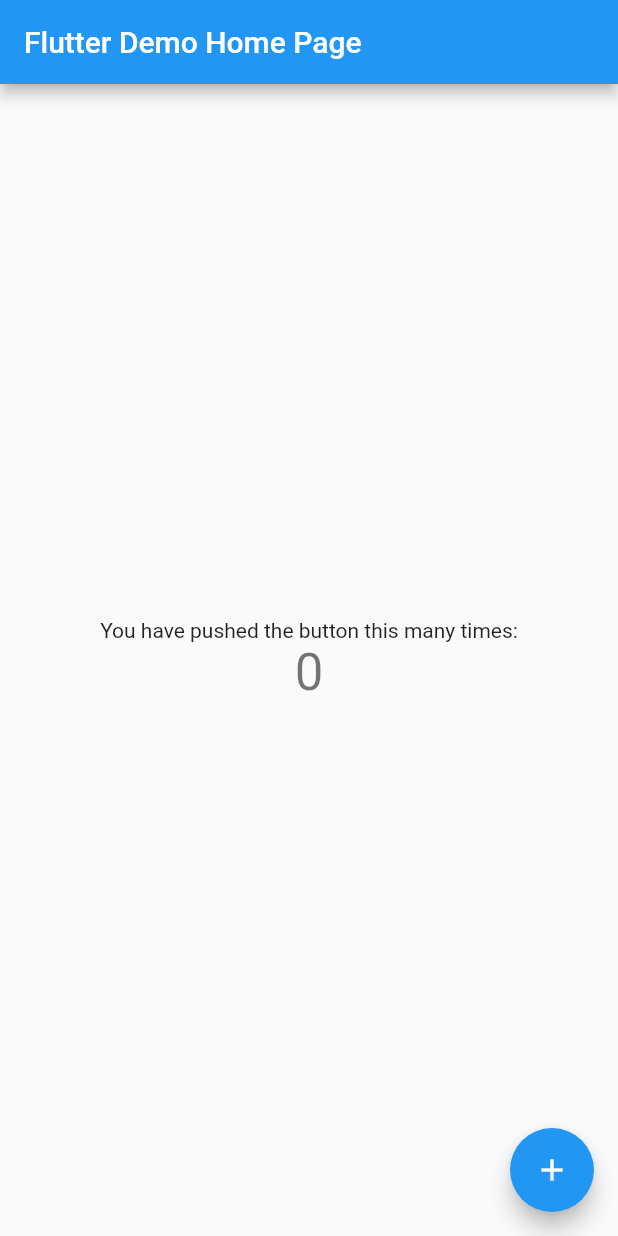
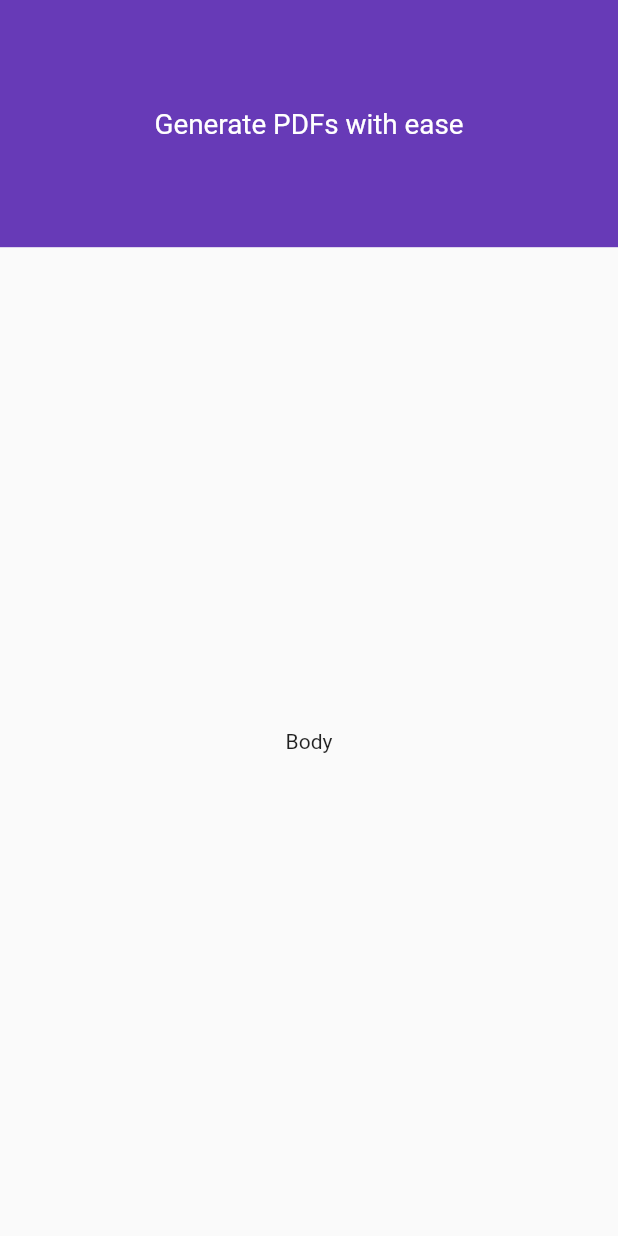
Before and after one commit to root458/Web-PDF-Generator, a Flutter app: the screen it shows after launch, on a phone screen of 412 x 824 dp. Run offline on Flutter 3.47's test engine with Material 2 defaults, Android fonts, the phone set to English and light mode, and no system bars.

Commit message:
* Created the UI * Created the main components: Table, Generation Buttons, Title Section * Completed the 2 column layout for large screens * Started building One column layout

```diff
--- a/lib/main.dart
+++ b/lib/main.dart
@@ -1,4 +1,5 @@
 import 'package:flutter/material.dart';
+import 'package:web_pdf_generator/src/screens/home_page.dart';
 
 void main() {
   runApp(const MyApp());
@@ -11,105 +12,11 @@ class MyApp extends StatelessWidget {
   @override
   Widget build(BuildContext context) {
     return MaterialApp(
-      title: 'Flutter Demo',
+      title: 'Generate PDF files',
       theme: ThemeData(
-        // This is the theme of your application.
-        //
-        // Try running your application with "flutter run". You'll see the
-        // application has a blue toolbar. Then, without quitting the app, try
-        // changing the primarySwatch below to Colors.green and then invoke
-        // "hot reload" (press "r" in the console where you ran "flutter run",
-        // or simply save your changes to "hot reload" in a Flutter IDE).
-        // Notice that the counter didn't reset back to zero; the application
-        // is not restarted.
-        primarySwatch: Colors.blue,
+        primarySwatch: Colors.deepPurple,
       ),
-      home: const MyHomePage(title: 'Flutter Demo Home Page'),
+      home: const HomePage(),
     );
   }
 }
-
-class MyHomePage extends StatefulWidget {
-  const MyHomePage({Key? key, required this.title}) : super(key: key);
-
-  // This widget is the home page of your application. It is stateful, meaning
-  // that it has a State object (defined below) that contains fields that affect
-  // how it looks.
-
-  // This class is the configuration for the state. It holds the values (in this
-  // case the title) provided by the parent (in this case the App widget) and
-  // used by the build method of the State. Fields in a Widget subclass are
-  // always marked "final".
-
-  final String title;
-
-  @override
-  State<MyHomePage> createState() => _MyHomePageState();
-}
-
-class _MyHomePageState extends State<MyHomePage> {
-  int _counter = 0;
-
-  void _incrementCounter() {
-    setState(() {
-      // This call to setState tells the Flutter framework that something has
-      // changed in this State, which causes it to rerun the build method below
-      // so that the display can reflect the updated values. If we changed
-      // _counter without calling setState(), then the build method would not be
-      // called again, and so nothing would appear to happen.
-      _counter++;
-    });
-  }
-
-  @override
-  Widget build(BuildContext context) {
-    // This method is rerun every time setState is called, for instance as done
-    // by the _incrementCounter method above.
-    //
-    // The Flutter framework has been optimized to make rerunning build methods
-    // fast, so that you can just rebuild anything that needs updating rather
-    // than having to individually change instances of widgets.
-    return Scaffold(
-      appBar: AppBar(
-        // Here we take the value from the MyHomePage object that was created by
-        // the App.build method, and use it to set our appbar title.
-        title: Text(widget.title),
-      ),
-      body: Center(
-        // Center is a layout widget. It takes a single child and positions it
-        // in the middle of the parent.
-        child: Column(
-          // Column is also a layout widget. It takes a list of children and
-          // arranges them vertically. By default, it sizes itself to fit its
-          // children horizontally, and tries to be as tall as its parent.
-          //
-          // Invoke "debug painting" (press "p" in the console, choose the
-          // "Toggle Debug Paint" action from the Flutter Inspector in Android
-          // Studio, or the "Toggle Debug Paint" command in Visual Studio Code)
-          // to see the wireframe for each widget.
-          //
-          // Column has various properties to control how it sizes itself and
-          // how it positions its children. Here we use mainAxisAlignment to
-          // center the children vertically; the main axis here is the vertical
-          // axis because Columns are vertical (the cross axis would be
-          // horizontal).
-          mainAxisAlignment: MainAxisAlignment.center,
-          children: <Widget>[
-            const Text(
-              'You have pushed the button this many times:',
-            ),
-            Text(
-              '$_counter',
-              style: Theme.of(context).textTheme.headline4,
-            ),
-          ],
-        ),
-      ),
-      floatingActionButton: FloatingActionButton(
-        onPressed: _incrementCounter,
-        tooltip: 'Increment',
-        child: const Icon(Icons.add),
-      ), // This trailing comma makes auto-formatting nicer for build methods.
-    );
-  }
-}
--- /dev/null
+++ b/lib/src/screens/components/title_section.dart
@@ -0,0 +1,26 @@
+import 'package:flutter/material.dart';
+
+class TitleSection extends StatelessWidget {
+  const TitleSection({Key? key, required this.size}) : super(key: key);
+
+  final Size size;
+
+  @override
+  Widget build(BuildContext context) {
+    return Container(
+      color: Theme.of(context).primaryColor,
+      child: Center(
+        child: SizedBox(
+          height: size.height * 0.2 * 0.7,
+          width: size.width * 0.5,
+          child: const FittedBox(
+            child: Text(
+              'Generate PDFs with ease',
+              style: TextStyle(color: Colors.white),
+            ),
+          ),
+        ),
+      ),
+    );
+  }
+}
--- /dev/null
+++ b/lib/src/screens/home_page.dart
@@ -0,0 +1,18 @@
+import 'package:flutter/material.dart';
+import 'package:web_pdf_generator/src/screens/single_column_layout.dart';
+import 'package:web_pdf_generator/src/screens/two_column_layout.dart';
+
+class HomePage extends StatelessWidget {
+  const HomePage({Key? key}) : super(key: key);
+
+  @override
+  Widget build(BuildContext context) {
+    return LayoutBuilder(builder: (context, boxConstraints) {
+      if (boxConstraints.maxWidth > 600) {
+        return const TwoColumnLayout();
+      } else {
+        return const SingleColumnLayout();
+      }
+    });
+  }
+}
--- /dev/null
+++ b/lib/src/screens/single_column_layout.dart
@@ -0,0 +1,32 @@
+import 'package:flutter/material.dart';
+import 'package:web_pdf_generator/src/screens/components/title_section.dart';
+
+class SingleColumnLayout extends StatelessWidget {
+  const SingleColumnLayout({Key? key}) : super(key: key);
+
+  @override
+  Widget build(BuildContext context) {
+    Size _size = MediaQuery.of(context).size;
+
+    return Scaffold(
+      body: Column(
+        children: [
+          SizedBox(
+            width: _size.width,
+            height: _size.height * .2,
+            child: TitleSection(
+              size: _size,
+            ),
+          ),
+          SizedBox(
+            width: _size.width,
+            height: _size.height * .8,
+            child: const Center(
+              child: Text('Body'),
+            ),
+          ),
+        ],
+      ),
+    );
+  }
+}
```
Also changed, not shown: lib/src/screens/components/data_table.dart (added, +75 -0 lines), lib/src/screens/components/generation_section.dart (added, +47 -0 lines), lib/src/screens/two_column_layout.dart (added, +50 -0 lines).
